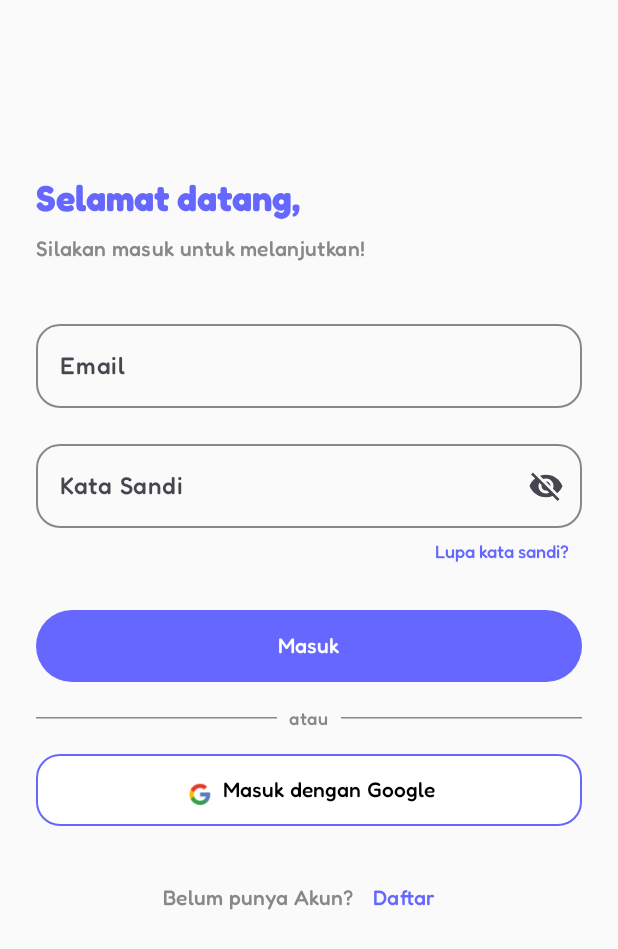
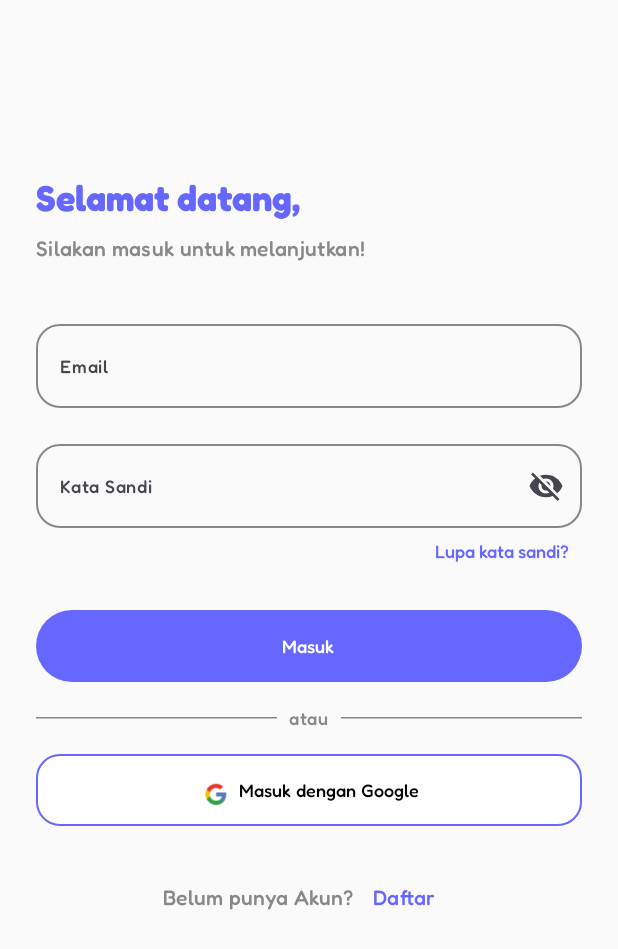
Before and after one commit to tasyaswantara/FindYourNanny, an Android app built with Jetpack Compose: the screen it shows after launch (MainActivity), after a tap on "Lewati", on a phone screen of 412 x 824 dp. Shown: the top 949 px of the screen. Run offline under Robolectric (Android 15) with nearby library versions, the light colour scheme and no system bars; our stand-ins replace Firebase (no records; nobody signed in at launch, a user with empty details on screens opened directly); 1 other tap on this screen came first.

Commit message:
feat(UI): improve layout and design consistency

```diff
--- a/app/src/main/java/com/example/projekpapb2/ui/screens/LoginScreen.kt
+++ b/app/src/main/java/com/example/projekpapb2/ui/screens/LoginScreen.kt
@@ -114,7 +114,7 @@ fun LoginScreen(navController: NavController, authRepository: AuthRepository) {
                 emailError = false // Reset error ketika input berubah
             },
 
-            label = { Text("Email", fontFamily = Fredoka) },
+            label = { Text("Email", fontFamily = Fredoka, fontSize = 12.sp) },
             isError = emailError,
             modifier = Modifier.fillMaxWidth(),
             colors = TextFieldDefaults.outlinedTextFieldColors(
@@ -144,7 +144,7 @@ fun LoginScreen(navController: NavController, authRepository: AuthRepository) {
                 password = it
                 passwordError = false // Reset error ketika input berubah
             },
-            label = { Text("Kata Sandi", fontFamily = Fredoka) },
+            label = { Text("Kata Sandi", fontFamily = Fredoka, fontSize = 12.sp) },
             visualTransformation = if (passwordVisible) VisualTransformation.None else PasswordVisualTransformation(),
             trailingIcon = {
                 IconButton(onClick = { passwordVisible = !passwordVisible }) {
@@ -210,7 +210,7 @@ fun LoginScreen(navController: NavController, authRepository: AuthRepository) {
                 .height(48.dp),
             colors = ButtonDefaults.buttonColors(containerColor = Color(0xFF6667FF))
         ) {
-            Text(text = "Masuk", color = Color.White,fontFamily = Fredoka)
+            Text(text = "Masuk", color = Color.White,fontFamily = Fredoka, fontSize = 12.sp)
         }
 
         Spacer(modifier = Modifier.height(16.dp))
@@ -259,7 +259,7 @@ fun LoginScreen(navController: NavController, authRepository: AuthRepository) {
                 text = "Masuk dengan Google",
                 color = Color.Black,
                 fontFamily = Fredoka,
-                fontSize = 14.sp, // Sesuaikan ukuran font jika perlu
+                fontSize = 12.sp, // Sesuaikan ukuran font jika perlu
                 fontWeight = FontWeight.W500
             )
         }
--- a/app/src/main/java/com/example/projekpapb2/ui/screens/OnBoardingInterface.kt
+++ b/app/src/main/java/com/example/projekpapb2/ui/screens/OnBoardingInterface.kt
@@ -26,7 +26,7 @@ val pages = listOf(
         image = R.drawable.intro_dua
     ),
     OnBoardingInterface(
-        title = "Lihat Ulasan dan Rekomendasi Pengguna Lainnya",
+        title = "Lihat Ulasan dan Rekomendasi Pengguna",
         description = "Dapatkan tenaga bantuan terbaik berdasarkan ulasan dan rekomendasi dari pengguna lainnya.",
         image = R.drawable.intro_tiga
     ),
--- a/app/src/main/java/com/example/projekpapb2/ui/screens/OnBoardingScreen.kt
+++ b/app/src/main/java/com/example/projekpapb2/ui/screens/OnBoardingScreen.kt
@@ -54,7 +54,7 @@ fun OnBoardingPage(
             .padding(16.dp),
         horizontalAlignment = Alignment.CenterHorizontally
     ) {
-        Spacer(modifier = Modifier.height(40.dp))
+        Spacer(modifier = Modifier.height(35.dp))
 
         // Image
         Image(
@@ -62,7 +62,7 @@ fun OnBoardingPage(
             contentDescription = null,
             modifier = Modifier
                 .fillMaxWidth()
-                .height(350.dp)
+                .height(300.dp)
         )
 
         Spacer(modifier = Modifier.height(24.dp))
@@ -70,18 +70,19 @@ fun OnBoardingPage(
         // Title
         Text(
             text = page.title,
-            fontSize = 20.sp,
+            fontSize = 13.sp,
             style = MaterialTheme.typography.displaySmall.copy(fontWeight = FontWeight.Bold),
             color = Blue500,
             fontFamily = Fredoka,
-            modifier = Modifier.padding(horizontal = 16.dp)
+            modifier = Modifier.padding(horizontal = 7.dp),
+            textAlign = TextAlign.Center
         )
 
         Spacer(modifier = Modifier.height(8.dp))
 
         Text(
             text = page.description,
-            fontSize = 14.sp,
+            fontSize = 11.sp,
             color = Color.Gray,
             modifier = Modifier.padding(horizontal = 16.dp),
             fontFamily = Fredoka,
@@ -98,7 +99,7 @@ fun OnBoardingPage(
                 contentColor = Color.White
             )
             ) {
-                Text(text = "Lanjut", fontFamily = Fredoka, style = MaterialTheme.typography.bodyMedium, fontSize = 16.sp)
+                Text(text = "Lanjut", fontFamily = Fredoka, style = MaterialTheme.typography.bodyMedium, fontSize = 12.sp)
             }
         } else {
             Column(
@@ -114,7 +115,7 @@ fun OnBoardingPage(
                         contentColor = Color.White
                     )
                 ) {
-                    Text(text = "Lanjut", fontFamily = Fredoka, style = MaterialTheme.typography.bodyMedium, fontSize = 16.sp)
+                    Text(text = "Lanjut", fontFamily = Fredoka, style = MaterialTheme.typography.bodyMedium, fontSize = 12.sp)
                 }
                 Spacer(modifier = Modifier.height(10.dp))
                 OutlinedButton(
@@ -126,7 +127,7 @@ fun OnBoardingPage(
                     colors = ButtonDefaults.buttonColors(containerColor = Blue100),
                     shape = RoundedCornerShape(20.dp)
                 ) {
-                    Text(text = "Lewati", fontFamily = Fredoka, color = Blue500, style = MaterialTheme.typography.bodyMedium, fontSize = 16.sp)
+                    Text(text = "Lewati", fontFamily = Fredoka, color = Blue500, style = MaterialTheme.typography.bodyMedium, fontSize = 12.sp)
                 }
             }
         }
```
